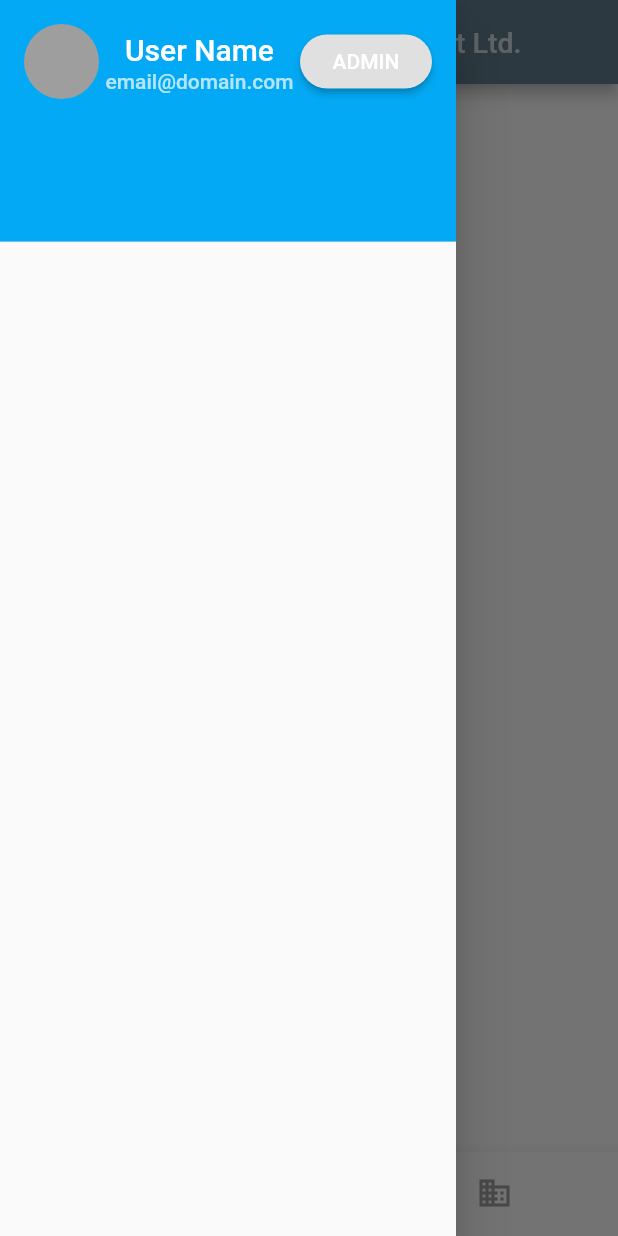
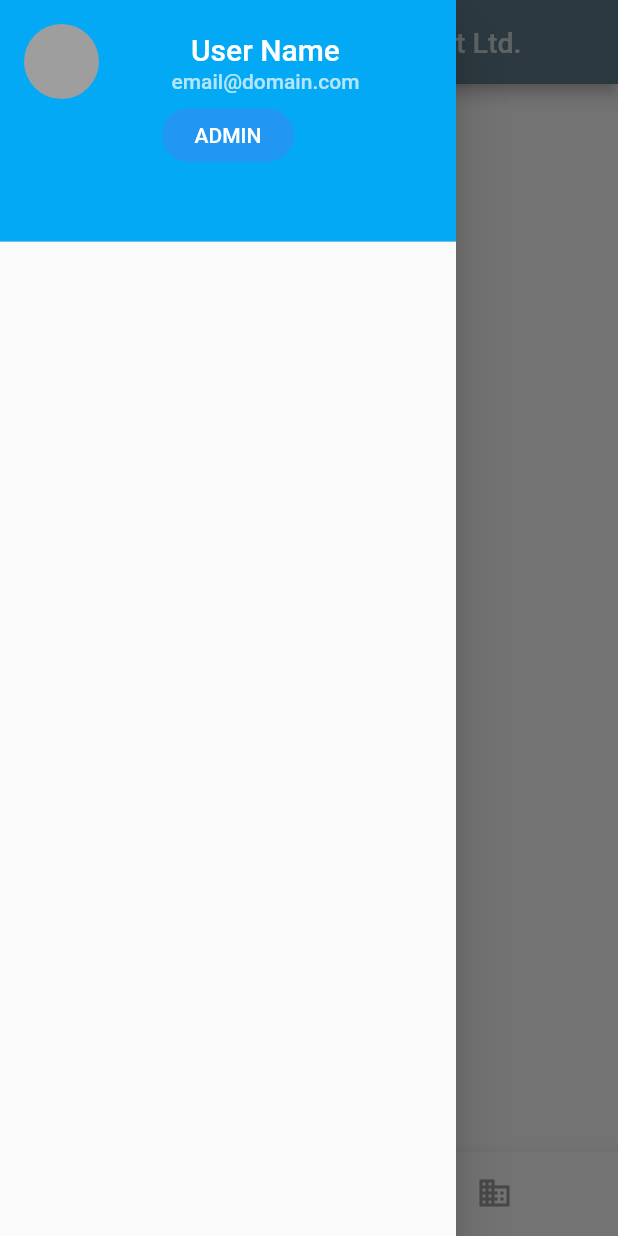
Before and after one commit to viveky259259/SuperWise, a Flutter app: the screen it shows after launch, with the side drawer open, on a phone screen of 412 x 824 dp. Run offline on Flutter 3.47's test engine with Material 2 defaults, Android fonts, the phone set to English and light mode, and no system bars.

Commit message:
first commit

```diff
--- a/lib/Dashboard.dart
+++ b/lib/Dashboard.dart
@@ -25,7 +25,9 @@ class _DashboardState extends State<Dashboard> {
               style: TextStyle(fontSize: 19, color: Colors.white70)),
           iconTheme: new IconThemeData(color: Colors.white70),
           backgroundColor: Colors.blueGrey,
+
         ),
+
       drawer: Drawer(
 
         child: ListView(
@@ -66,9 +68,14 @@ class _DashboardState extends State<Dashboard> {
                             ],
                           ),
                         ),
+
+                      ],
+                      mainAxisAlignment: MainAxisAlignment.center,
+                    ),
                     Padding(
                       padding: EdgeInsets.only(left: 0.0),
-                          child: RaisedButton(
+                      child: new FlatButton(
+                        color: Colors.blue,
                         textColor: Colors.white,
                         child: Text("ADMIN"),
                         onPressed: () {},
@@ -78,14 +85,12 @@ class _DashboardState extends State<Dashboard> {
                       ),
                     )
                   ],
-                      mainAxisAlignment: MainAxisAlignment.start,
-                    ),
-                  ],
                 ),
                 decoration: BoxDecoration(
                   color: Colors.lightBlue,
                 ),
               ),
+
 
 //              Expanded(
 //                child: ListView(
```
Lines whose indentation alone changed are shown as unchanged.
